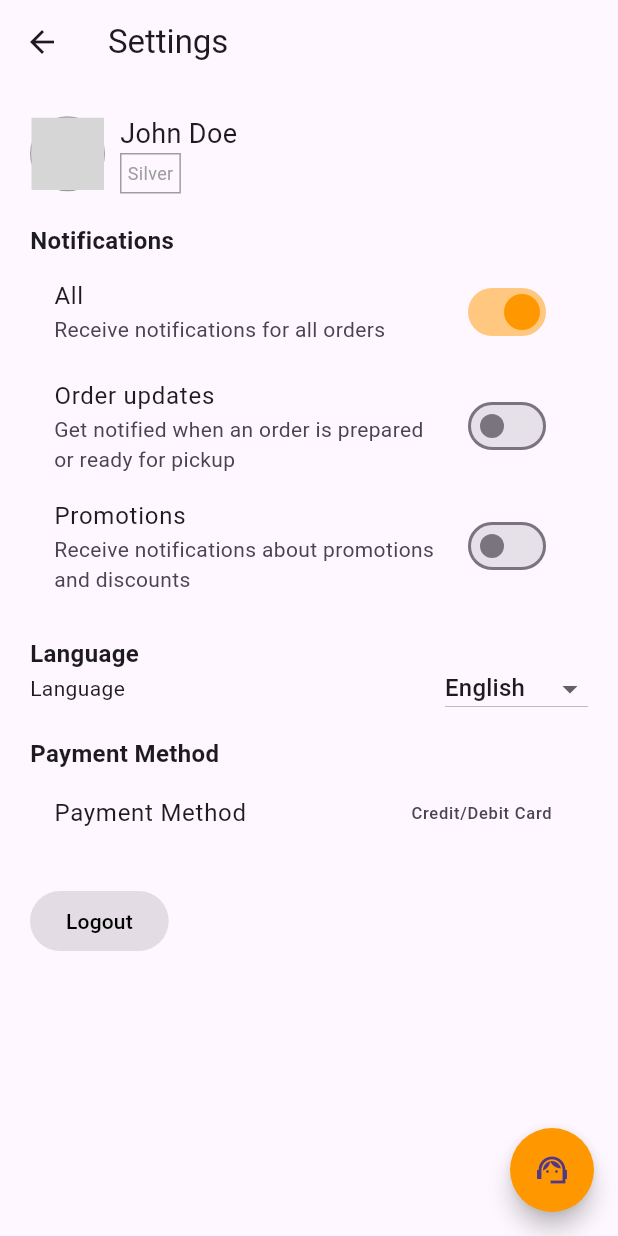
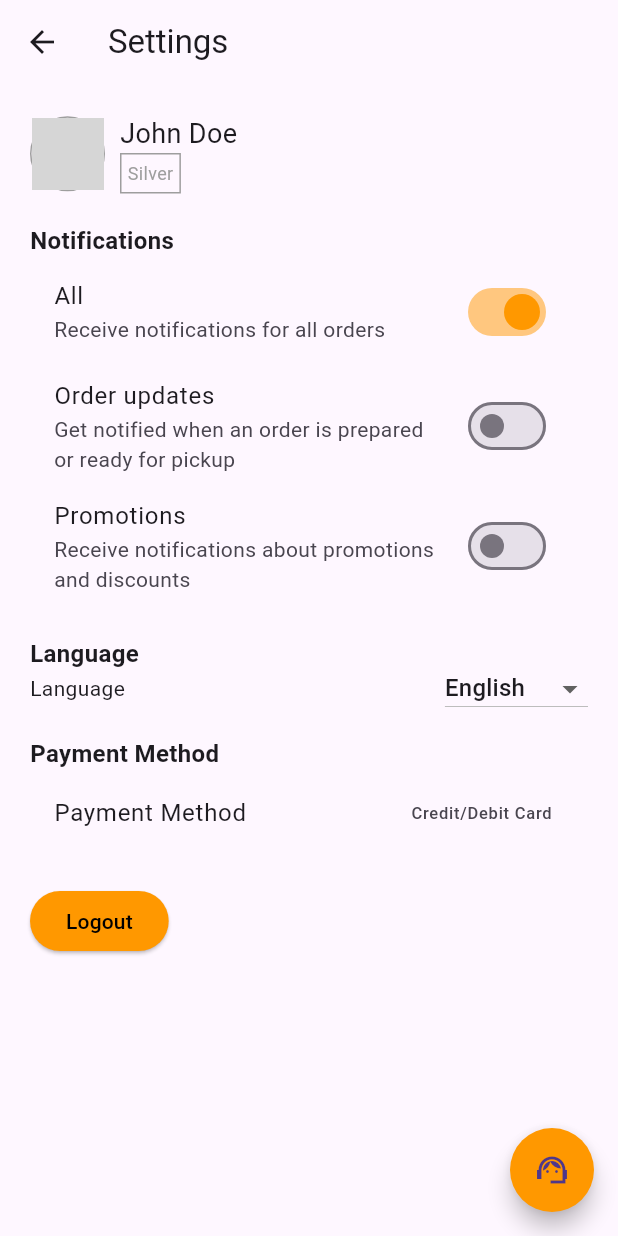
Before and after one commit to FilbertFTanada/Trailblazer, a Flutter app: the SettingPage screen opened directly, on a phone screen of 412 x 824 dp. Run offline on Flutter 3.47's test engine with Material 3 defaults, Android fonts, the phone set to English and light mode, and no system bars; our stand-ins replace readmore; missing offline and left inert: dialog_flowtter; network calls fail; grey boxes are pictures that could not be loaded.

Commit message:
update baru

```diff
--- a/lib/pages/settings/Setting.dart
+++ b/lib/pages/settings/Setting.dart
@@ -32,8 +32,7 @@ class _SettingPageState extends State<SettingPage> {
               InkWell(
                 onTap: () {
                   Navigator.of(context).push(
-                    MaterialPageRoute(builder: (context) => ProfilePage())
-                  );
+                      MaterialPageRoute(builder: (context) => ProfilePage()));
                 },
                 child: Row(
                   children: [
@@ -45,55 +44,60 @@ class _SettingPageState extends State<SettingPage> {
                         border: Border.all(color: Colors.grey, width: 1),
                       ),
                       child: ClipOval(
-<<<<<<< HEAD
-                        child: Image.network('https://wallpapercave.com/wp/wp7256426.jpg', fit: BoxFit.cover,),
-=======
                         child: Image.network(
                           "https://img.freepik.com/free-photo/side-view-unknown-man-posing_23-2149417555.jpg?size=626&ext=jpg&ga=GA1.1.1152997229.1709223401&semt=ais",
-                          fit: BoxFit.cover,),
->>>>>>> 610be94c67f46b2d0363d39ad201c229b1aacf0a
+                          fit: BoxFit.cover,
                         ),
                       ),
-                    const SizedBox(width: 10,),
+                    ),
+                    const SizedBox(
+                      width: 10,
+                    ),
                     Column(
                       crossAxisAlignment: CrossAxisAlignment.start,
                       children: [
-                        const Text('John Doe', style: TextStyle(fontSize: 18),),
+                        const Text(
+                          'John Doe',
+                          style: TextStyle(fontSize: 18),
+                        ),
                         Container(
                           padding: const EdgeInsets.all(4),
                           decoration: BoxDecoration(
                             shape: BoxShape.rectangle,
                             border: Border.all(color: Colors.grey, width: 1),
                           ),
-                          child: const Text('Silver', style: TextStyle(fontSize: 12, color: Colors.grey),),
+                          child: const Text(
+                            'Silver',
+                            style: TextStyle(fontSize: 12, color: Colors.grey),
+                          ),
                         ),
                       ],
                     ),
                   ],
                 ),
               ),
-              const SizedBox(height: 20,),
-              const Text('Notifications',
-                style: TextStyle(
-                  fontWeight: FontWeight.bold,
-                  fontSize: 16
+              const SizedBox(
+                height: 20,
               ),
+              const Text(
+                'Notifications',
+                style: TextStyle(fontWeight: FontWeight.bold, fontSize: 16),
               ),
               ..._buildSwitchListTiles(notif),
-              const SizedBox(height: 20,),
-              const Text('Language',
-                style: TextStyle(
-                  fontWeight: FontWeight.bold,
-                  fontSize: 16
+              const SizedBox(
+                height: 20,
               ),
+              const Text(
+                'Language',
+                style: TextStyle(fontWeight: FontWeight.bold, fontSize: 16),
               ),
               ..._buildDropdownButtonsLang(),
-              const SizedBox(height: 20,),
-              const Text('Payment Method',
-                style: TextStyle(
-                  fontWeight: FontWeight.bold,
-                  fontSize: 16
+              const SizedBox(
+                height: 20,
               ),
+              const Text(
+                'Payment Method',
+                style: TextStyle(fontWeight: FontWeight.bold, fontSize: 16),
               ),
               ListTile(
                   title: const Text('Payment Method'),
@@ -110,29 +114,24 @@ class _SettingPageState extends State<SettingPage> {
                       if (mounted) {
                         ScaffoldMessenger.of(context).showSnackBar(
                           const SnackBar(
-                          content: Text('Payment method changed successfully'),
+                            content:
+                                Text('Payment method changed successfully'),
                             duration: Duration(seconds: 3),
                           ),
                         );
                       }
-                  }
-                  );
-                }
+                    });
+                  }),
+              const SizedBox(
+                height: 20,
               ),
-            const SizedBox(height: 20,),
               ElevatedButton(
                 onPressed: () {
-<<<<<<< HEAD
-              //Navigator.of(context).push(
-                  //MaterialPageRoute(builder: (context) => const LoginPage()));
-=======
                   Navigator.of(context).push(
                       MaterialPageRoute(builder: (context) => const login()));
->>>>>>> 610be94c67f46b2d0363d39ad201c229b1aacf0a
                 },
                 style: ElevatedButton.styleFrom(
                   backgroundColor: Colors.orange,
-
                 ),
                 child: Text("Logout",
                     style: TextStyle(
@@ -158,7 +157,7 @@ class _SettingPageState extends State<SettingPage> {
     return [
       SwitchListTile(
         value: notif.Selected == 0,
-        onChanged: (val){
+        onChanged: (val) {
           setState(() {
             if (val) {
               notif.choice(0);
@@ -173,7 +172,7 @@ class _SettingPageState extends State<SettingPage> {
       ),
       SwitchListTile(
         value: notif.Selected == 1,
-        onChanged: (val){
+        onChanged: (val) {
           setState(() {
             if (val) {
               notif.choice(1);
@@ -183,12 +182,13 @@ class _SettingPageState extends State<SettingPage> {
           });
         },
         title: const Text("Order updates"),
-        subtitle: const Text("Get notified when an order is prepared or ready for pickup"),
+        subtitle: const Text(
+            "Get notified when an order is prepared or ready for pickup"),
         activeColor: Colors.orange,
       ),
       SwitchListTile(
         value: notif.Selected == 2,
-        onChanged: (val){
+        onChanged: (val) {
           setState(() {
             if (val) {
               notif.choice(2);
@@ -198,7 +198,8 @@ class _SettingPageState extends State<SettingPage> {
           });
         },
         title: const Text("Promotions"),
-        subtitle: const Text("Receive notifications about promotions and discounts"),
+        subtitle:
+            const Text("Receive notifications about promotions and discounts"),
         activeColor: Colors.orange,
       ),
     ];
```
Lines whose indentation alone changed are shown as unchanged.
